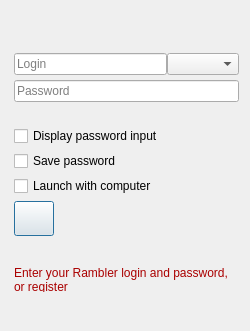
silvansky/Contacts, file src/plugins/optionsmanager/logindialog.ui: the form before one commit.
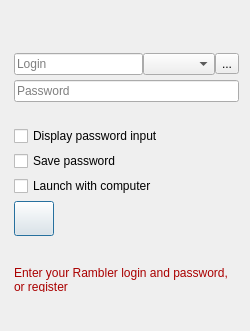
The form after the commit.

```diff
--- a/src/plugins/optionsmanager/logindialog.ui
+++ b/src/plugins/optionsmanager/logindialog.ui
@@ -142,6 +142,22 @@
            </property>
           </widget>
          </item>
+         <item>
+          <widget class="QToolButton" name="tlbDomains">
+           <property name="text">
+            <string>...</string>
+           </property>
+           <property name="popupMode">
+            <enum>QToolButton::InstantPopup</enum>
+           </property>
+           <property name="toolButtonStyle">
+            <enum>Qt::ToolButtonTextOnly</enum>
+           </property>
+           <property name="autoRaise">
+            <bool>false</bool>
+           </property>
+          </widget>
+         </item>
         </layout>
        </widget>
       </item>
```
